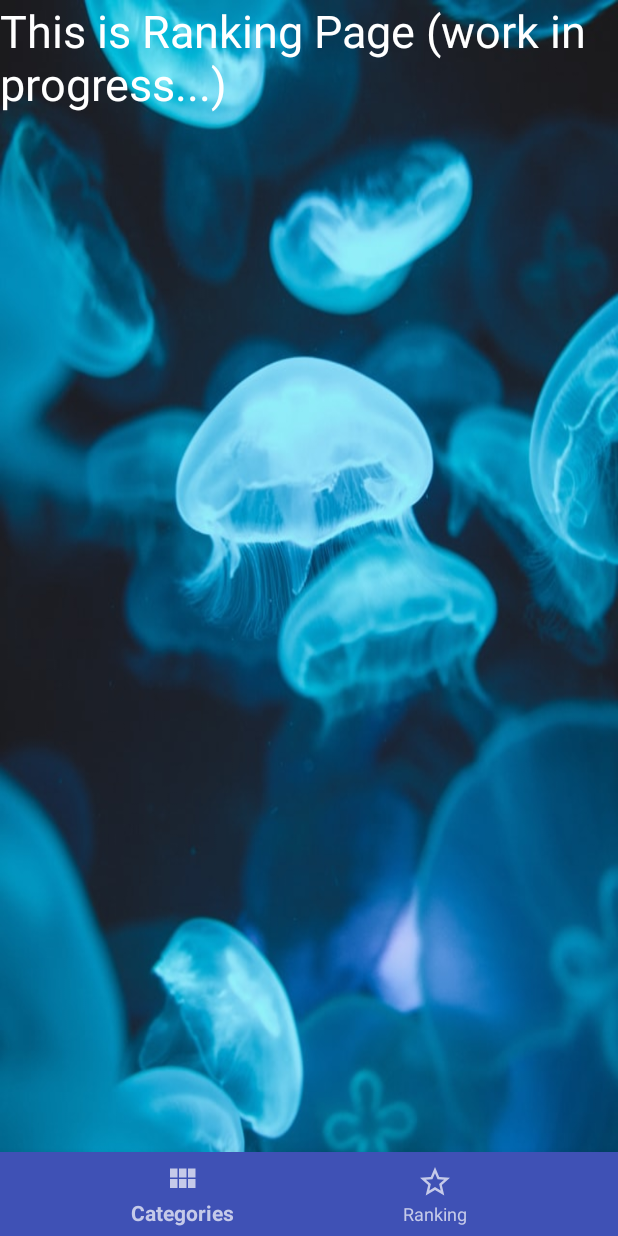
After one commit to aymenBenadra/Quizly, an Android app: the fragment RankingFragment placed in its activity, on a phone screen of 412 x 824 dp. The commit adds this screen. Run offline under Robolectric (Android 15) with nearby library versions, the phone set to English and light mode, and no system bars; our stand-ins replace Firebase (no records; nobody signed in at launch, a user with empty details on screens opened directly), Picasso; 2 statements that could not run were skipped.

Commit message:
added code for Home screen, Categories gathering from firebase database, and bottom menu for the Categories list.

```diff
--- a/app/build.gradle
+++ b/app/build.gradle
@@ -26,10 +26,12 @@ dependencies {
     implementation 'com.google.android.material:material:1.1.0'
     implementation 'androidx.cardview:cardview:1.0.0'
     implementation 'androidx.constraintlayout:constraintlayout:1.1.3'
-    implementation 'com.google.firebase:firebase-analytics:17.3.0'
+    implementation 'com.firebaseui:firebase-ui-database:1.2.0'
+    implementation 'com.squareup.picasso:picasso:2.5.2'
     implementation 'com.google.firebase:firebase-core:17.3.0'
     implementation 'com.google.firebase:firebase-database:19.2.1'
     implementation 'com.rengwuxian.materialedittext:library:2.1.4'
+    implementation 'androidx.legacy:legacy-support-v4:1.0.0'
     testImplementation 'junit:junit:4.12'
     androidTestImplementation 'androidx.test.ext:junit:1.1.1'
     androidTestImplementation 'androidx.test.espresso:espresso-core:3.2.0'
--- a/app/src/main/AndroidManifest.xml
+++ b/app/src/main/AndroidManifest.xml
@@ -9,6 +9,7 @@
         android:roundIcon="@mipmap/ic_launcher_round"
         android:supportsRtl="true"
         android:theme="@style/AppTheme">
+        <activity android:name=".Home"></activity>
         <activity android:name=".MainActivity">
             <intent-filter>
                 <action android:name="android.intent.action.MAIN" />
--- /dev/null
+++ b/app/src/main/java/ma/ofppt/tdi201/quizly/CategoryFragment.java
@@ -0,0 +1,87 @@
+package ma.ofppt.tdi201.quizly;
+
+import android.content.Context;
+import android.net.Uri;
+import android.os.Bundle;
+
+import androidx.annotation.NonNull;
+import androidx.annotation.Nullable;
+import androidx.fragment.app.Fragment;
+import androidx.recyclerview.widget.LinearLayoutManager;
+import androidx.recyclerview.widget.RecyclerView;
+
+import android.view.LayoutInflater;
+import android.view.View;
+import android.view.ViewGroup;
+import android.widget.Toast;
+
+import com.firebase.ui.database.FirebaseRecyclerAdapter;
+import com.google.firebase.database.DatabaseReference;
+import com.google.firebase.database.FirebaseDatabase;
+import com.squareup.picasso.Picasso;
+
+import ma.ofppt.tdi201.quizly.Interface.ItemClickListener;
+import ma.ofppt.tdi201.quizly.Model.Category;
+import ma.ofppt.tdi201.quizly.ViewHolder.CategoryViewHolder;
+
+public class CategoryFragment extends Fragment {
+
+    View myFragment;
+
+    RecyclerView listCategories;
+    RecyclerView.LayoutManager layoutManager;
+
+    FirebaseRecyclerAdapter<Category, CategoryViewHolder> adapter;
+    FirebaseDatabase database;
+    DatabaseReference categories;
+
+    public static CategoryFragment newInstance(){
+        CategoryFragment categoryFragment = new CategoryFragment();
+        return categoryFragment;
+    }
+
+    @Override
+    public void onCreate(@Nullable Bundle savedInstanceState) {
+        super.onCreate(savedInstanceState);
+
+        database = FirebaseDatabase.getInstance();
+        categories = database.getReference("Categories");
+    }
+
+    @Nullable
+    @Override
+    public View onCreateView(@NonNull LayoutInflater inflater, @Nullable ViewGroup container, @Nullable Bundle savedInstanceState) {
+        myFragment = inflater.inflate(R.layout.fragment_category, container, false);
+
+        listCategories = (RecyclerView) myFragment.findViewById(R.id.listCategories);
+        listCategories.setHasFixedSize(true);
+        layoutManager = new LinearLayoutManager(container.getContext());
+        listCategories.setLayoutManager(layoutManager);
+
+        loadCategories();
+        return myFragment;
+    }
+
+    private void loadCategories() {
+        adapter = new FirebaseRecyclerAdapter<Category, CategoryViewHolder>(Category.class,
+                R.layout.category_layout,
+                CategoryViewHolder.class,
+                categories) {
+            @Override
+            protected void populateViewHolder(CategoryViewHolder categoryViewHolder, final Category category, int i) {
+                categoryViewHolder.categoryName.setText(category.getName());
+                Picasso.with(getActivity()).load(category.getImage()).into(categoryViewHolder.categoryImage);
+                categoryViewHolder.setItemClickListener(new ItemClickListener() {
+                    @Override
+                    public void onClick(View view, int position, boolean isLongClick) {
+                        Toast.makeText(getActivity(), position+" | "+category.getName(), Toast.LENGTH_SHORT).show();
+                    }
+                });
+            }
+        };
+        adapter.notifyDataSetChanged();
+        listCategories.setAdapter(adapter);
+    }
+
+
+}
--- /dev/null
+++ b/app/src/main/java/ma/ofppt/tdi201/quizly/Home.java
@@ -0,0 +1,50 @@
+package ma.ofppt.tdi201.quizly;
+
+import androidx.annotation.NonNull;
+import androidx.appcompat.app.AppCompatActivity;
+import androidx.fragment.app.Fragment;
+import androidx.fragment.app.FragmentTransaction;
+
+import android.os.Bundle;
+import android.view.MenuItem;
+
+import com.google.android.material.bottomnavigation.BottomNavigationView;
+
+public class Home extends AppCompatActivity {
+
+    BottomNavigationView bottomNavigationView;
+
+    @Override
+    protected void onCreate(Bundle savedInstanceState) {
+        super.onCreate(savedInstanceState);
+        setContentView(R.layout.activity_home);
+
+        bottomNavigationView = (BottomNavigationView) findViewById(R.id.navigation);
+        bottomNavigationView.setOnNavigationItemSelectedListener(new BottomNavigationView.OnNavigationItemSelectedListener() {
+            @Override
+            public boolean onNavigationItemSelected(@NonNull MenuItem item) {
+                Fragment selectedFragment = null;
+                switch(item.getItemId()){
+                    case R.id.action_category:
+                        selectedFragment = CategoryFragment.newInstance();
+                        break;
+                    case R.id.action_ranking:
+                        selectedFragment = RankingFragment.newInstance();
+                        break;
+                }
+                FragmentTransaction transaction = getSupportFragmentManager().beginTransaction();
+                transaction.replace(R.id.frame_layout,selectedFragment);
+
+                transaction.commit();
+                return true;
+            }
+        });
+        setDefaultFragment();
+    }
+
+    private void setDefaultFragment() {
+        FragmentTransaction transaction = getSupportFragmentManager().beginTransaction();
+        transaction.replace(R.id.frame_layout,CategoryFragment.newInstance());
+        transaction.commit();
+    }
+}
--- /dev/null
+++ b/app/src/main/java/ma/ofppt/tdi201/quizly/Interface/ItemClickListener.java
@@ -0,0 +1,7 @@
+package ma.ofppt.tdi201.quizly.Interface;
+
+import android.view.View;
+
+public interface ItemClickListener {
+    void onClick(View view, int position, boolean isLongClick);
+}
--- /dev/null
+++ b/app/src/main/java/ma/ofppt/tdi201/quizly/RankingFragment.java
@@ -0,0 +1,38 @@
+package ma.ofppt.tdi201.quizly;
+
+import android.content.Context;
+import android.net.Uri;
+import android.os.Bundle;
+
+import androidx.annotation.NonNull;
+import androidx.annotation.Nullable;
+import androidx.fragment.app.Fragment;
+
+import android.view.LayoutInflater;
+import android.view.View;
+import android.view.ViewGroup;
+
+
+
+public class RankingFragment extends Fragment {
+
+    View myFragment;
+
+    public static RankingFragment newInstance(){
+        RankingFragment rankingFragment = new RankingFragment();
+        return rankingFragment;
+    }
+
+    @Override
+    public void onCreate(@Nullable Bundle savedInstanceState) {
+        super.onCreate(savedInstanceState);
+    }
+
+    @Nullable
+    @Override
+    public View onCreateView(@NonNull LayoutInflater inflater, @Nullable ViewGroup container, @Nullable Bundle savedInstanceState) {
+        myFragment = inflater.inflate(R.layout.fragment_ranking, container, false);
+        return myFragment;
+    }
+
+}
--- /dev/null
+++ b/app/src/main/res/drawable/ic_star_border_black_24dp.xml
@@ -0,0 +1,9 @@
+<vector xmlns:android="http://schemas.android.com/apk/res/android"
+        android:width="24dp"
+        android:height="24dp"
+        android:viewportWidth="24.0"
+        android:viewportHeight="24.0">
+    <path
+        android:fillColor="#FF000000"
+        android:pathData="M22,9.24l-7.19,-0.62L12,2 9.19,8.63 2,9.24l5.46,4.73L5.82,21 12,17.27 18.18,21l-1.63,-7.03L22,9.24zM12,15.4l-3.76,2.27 1,-4.28 -3.32,-2.88 4.38,-0.38L12,6.1l1.71,4.04 4.38,0.38 -3.32,2.88 1,4.28L12,15.4z"/>
+</vector>
--- /dev/null
+++ b/app/src/main/res/drawable/ic_view_module_black_24dp.xml
@@ -0,0 +1,9 @@
+<vector xmlns:android="http://schemas.android.com/apk/res/android"
+        android:width="24dp"
+        android:height="24dp"
+        android:viewportWidth="24.0"
+        android:viewportHeight="24.0">
+    <path
+        android:fillColor="#FF000000"
+        android:pathData="M4,11h5L9,5L4,5v6zM4,18h5v-6L4,12v6zM10,18h5v-6h-5v6zM16,18h5v-6h-5v6zM10,11h5L15,5h-5v6zM16,5v6h5L21,5h-5z"/>
+</vector>
--- /dev/null
+++ b/app/src/main/res/drawable/nav_item_color_state.xml
@@ -0,0 +1,5 @@
+<?xml version="1.0" encoding="utf-8"?>
+<selector xmlns:android="http://schemas.android.com/apk/res/android">
+    <item android:color="@color/colorPrimaryLight" android:state_enabled="true"/>
+    <item android:color="@color/colorPrimaryDark" android:state_enabled="false"/>
+</selector>
--- /dev/null
+++ b/app/src/main/res/layout/activity_home.xml
@@ -0,0 +1,27 @@
+<?xml version="1.0" encoding="utf-8"?>
+<RelativeLayout xmlns:android="http://schemas.android.com/apk/res/android"
+    xmlns:app="http://schemas.android.com/apk/res-auto"
+    xmlns:tools="http://schemas.android.com/tools"
+    android:layout_width="match_parent"
+    android:layout_height="match_parent"
+    android:background="@drawable/login_background"
+    tools:context=".Home">
+
+    <FrameLayout
+        android:layout_width="match_parent"
+        android:layout_height="match_parent"
+        android:id="@+id/frame_layout"
+        android:animateLayoutChanges="true"
+        android:layout_above="@id/navigation"/>
+
+    <com.google.android.material.bottomnavigation.BottomNavigationView
+        android:layout_width="match_parent"
+        android:layout_height="wrap_content"
+        android:id="@+id/navigation"
+        android:layout_alignParentBottom="true"
+        android:background="@color/colorPrimary"
+        app:itemIconTint="@drawable/nav_item_color_state"
+        app:itemTextColor="@drawable/nav_item_color_state"
+        app:menu="@menu/bottom_menu"/>
+
+</RelativeLayout>
--- a/app/src/main/res/layout/activity_main.xml
+++ b/app/src/main/res/layout/activity_main.xml
@@ -4,7 +4,7 @@
     xmlns:tools="http://schemas.android.com/tools"
     android:layout_width="match_parent"
     android:layout_height="match_parent"
-    android:background="@color/colorPrimary"
+    android:background="@drawable/login_background"
     tools:context=".MainActivity">
 
     <RelativeLayout
--- /dev/null
+++ b/app/src/main/res/layout/fragment_ranking.xml
@@ -0,0 +1,16 @@
+<?xml version="1.0" encoding="utf-8"?>
+<FrameLayout xmlns:android="http://schemas.android.com/apk/res/android"
+    xmlns:tools="http://schemas.android.com/tools"
+    android:layout_width="match_parent"
+    android:layout_height="match_parent"
+    tools:context=".RankingFragment">
+
+    <!-- TODO: Update blank fragment layout -->
+    <TextView
+        android:layout_width="match_parent"
+        android:layout_height="match_parent"
+        android:text="This is Ranking Page (work in progress...)"
+        android:textSize="30sp"
+        android:textColor="@color/colorTextIcons" />
+
+</FrameLayout>
--- /dev/null
+++ b/app/src/main/res/menu/bottom_menu.xml
@@ -0,0 +1,19 @@
+<?xml version="1.0" encoding="utf-8"?>
+<menu xmlns:android="http://schemas.android.com/apk/res/android"
+    xmlns:app="http://schemas.android.com/apk/res-auto">
+
+    <item
+        android:id="@+id/action_category"
+        android:enabled="true"
+        app:showAsAction="ifRoom"
+        android:icon="@drawable/ic_view_module_black_24dp"
+        android:title="@string/categories_title" />
+
+    <item
+        android:id="@+id/action_ranking"
+        android:enabled="true"
+        app:showAsAction="ifRoom"
+        android:icon="@drawable/ic_star_border_black_24dp"
+        android:title="@string/ranking_title" />
+
+</menu>
--- a/app/src/main/res/values/strings.xml
+++ b/app/src/main/res/values/strings.xml
@@ -5,4 +5,9 @@
     <string name="email_hint">Email (optionnel)</string>
     <string name="sign_in_text_btn">Se connecter</string>
     <string name="sign_up_text_btn">S\'inscrire</string>
+
+    <string name="category_name_txt">Category name</string>
+    <string name="category_image_description">L\'image de categorie</string>
+    <string name="categories_title">Categories</string>
+    <string name="ranking_title">Ranking</string>
 </resources>
```
Also changed, not shown: app/src/main/java/ma/ofppt/tdi201/quizly/MainActivity.java (+7 -2 lines), app/src/main/java/ma/ofppt/tdi201/quizly/Model/Category.java (added, +31 -0 lines), app/src/main/java/ma/ofppt/tdi201/quizly/ViewHolder/CategoryViewHolder.java (added, +37 -0 lines), app/src/main/res/layout/category_layout.xml (added, +25 -0 lines), app/src/main/res/layout/fragment_category.xml (added, +13 -0 lines), app/src/main/res/drawable/login_background.jpg (added).
